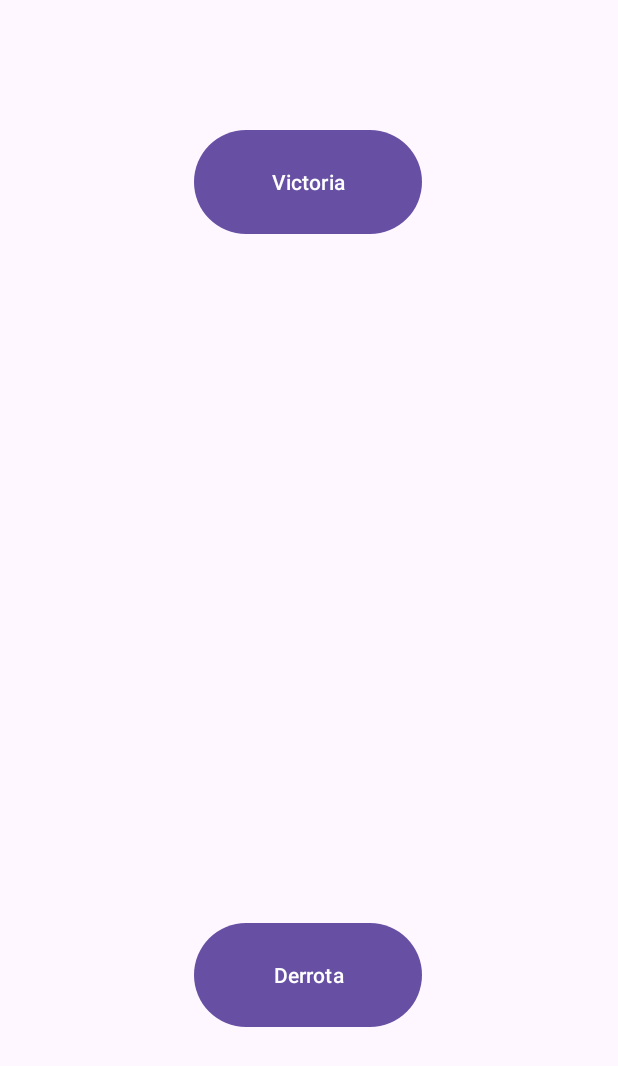
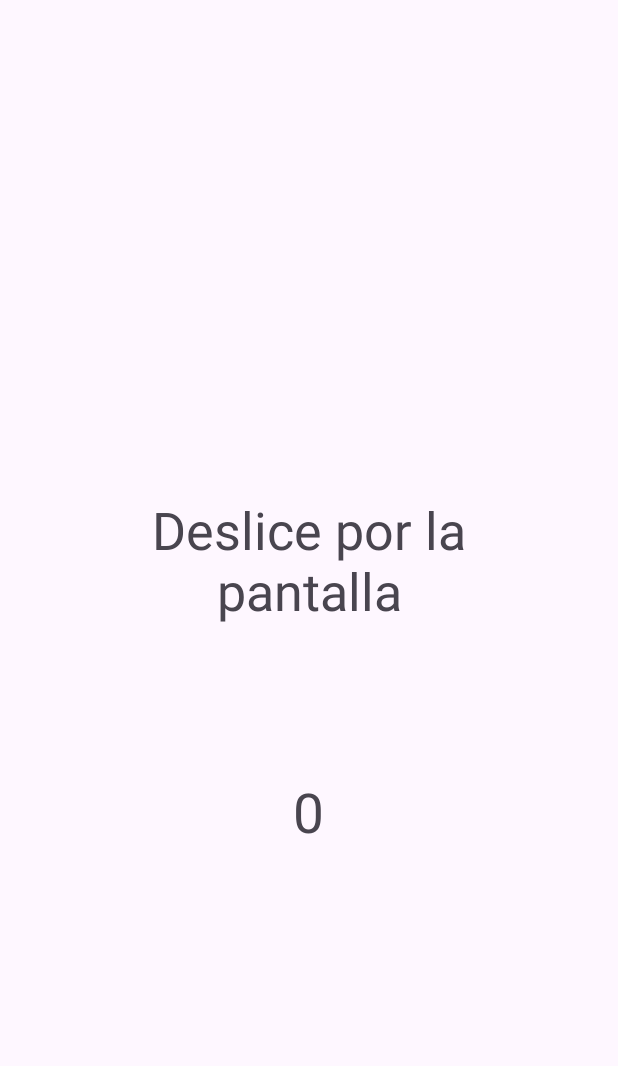
Before and after one commit to Mankelito/Bop-em, an Android app: the GameActivity screen opened directly, with no data from a screen before it, on a phone screen of 412 x 824 dp. Shown: the top 1066 px of the screen. Run offline under Robolectric (Android 15) with nearby library versions, the phone set to English and light mode, and no system bars.

Commit message:
Se realizó el loop de juego, se agrega uso del giroscopio

```diff
--- a/app/src/main/java/cl/mankeke/bopem/GameActivity.kt
+++ b/app/src/main/java/cl/mankeke/bopem/GameActivity.kt
@@ -1,19 +1,42 @@
 package cl.mankeke.bopem
 
+import android.content.Context
+import android.content.pm.ActivityInfo
+import android.hardware.Sensor
+import android.hardware.SensorEvent
+import android.hardware.SensorManager
 import android.media.MediaPlayer
 import androidx.appcompat.app.AppCompatActivity
 import android.os.Bundle
 import android.view.GestureDetector
+import android.hardware.SensorEventListener
+import android.os.Handler
+import android.os.Looper
 import android.view.MotionEvent
 import android.widget.Button
+import android.widget.TextView
+import org.w3c.dom.Text
+import java.util.concurrent.DelayQueue
+import kotlin.random.Random
 
-class GameActivity : AppCompatActivity() {
+
+class GameActivity : AppCompatActivity(), SensorEventListener{
+    private var sensorManager: SensorManager? = null
+    private var accelerometer: Sensor? = null
     private lateinit var gestureDetector: GestureDetector
     private lateinit var mediaPlayerBgm: MediaPlayer
     private lateinit var mediaPlayerVictory: MediaPlayer
     private lateinit var mediaPlayerLose: MediaPlayer
-    private lateinit var victoryButton: Button
-    private lateinit var loseButton: Button
+    private lateinit var instructiontext: TextView
+    private lateinit var feedbacktext: TextView
+    private lateinit var scoretext: TextView
+    private val handler = Handler(Looper.getMainLooper())
+    private var score = 0
+    private val instructionlist = listOf(
+        "Deslice por la pantalla",
+        "Agita el dispositivo",
+        "Presione dos veces"
+    )
 
     override fun onCreate(savedInstanceState: Bundle?) {
         super.onCreate(savedInstanceState)
@@ -24,47 +47,111 @@ class GameActivity : AppCompatActivity() {
         mediaPlayerVictory = MediaPlayer.create(this, R.raw.winsoundeffect)
         mediaPlayerLose = MediaPlayer.create(this, R.raw.wrongsoundeffect)
 
-        victoryButton = findViewById<Button>(R.id.victoryButton)
-        loseButton = findViewById<Button>(R.id.loseButton)
-
-        victoryButton.setOnClickListener(){
-            mediaPlayerVictory.start()
-        }
-
-        loseButton.setOnClickListener(){
-            mediaPlayerLose.start()
-        }
+        instructiontext = findViewById<TextView>(R.id.instructionText)
+        feedbacktext = findViewById<TextView>(R.id.feedbackText)
+        scoretext = findViewById<TextView>(R.id.scoreText)
 
         mediaPlayerBgm.start()
+
+        sensorManager = getSystemService(Context.SENSOR_SERVICE) as SensorManager
+        accelerometer = sensorManager?.getDefaultSensor(Sensor.TYPE_ACCELEROMETER)
+
+        RandomizeInstructions()
+        feedbacktext.text = " "
+        scoretext.text = "0"
+
+        requestedOrientation = ActivityInfo.SCREEN_ORIENTATION_PORTRAIT
     }
-
-
 
     override fun onTouchEvent(event: MotionEvent): Boolean {
         gestureDetector.onTouchEvent(event)
         return super.onTouchEvent(event)
     }
     inner class GestureListener : GestureDetector.SimpleOnGestureListener() {
-        override fun onLongPress(e: MotionEvent) {
-            mediaPlayerLose.start()
+        override fun onDoubleTap(e: MotionEvent): Boolean {
+            if (instructiontext.text == "Presione dos veces") {
+                mediaPlayerVictory.start()
+                feedbacktext.text = "Bien Hecho"
+                score++;
+                scoretext.text = score.toString()
+                InstructionDelay()
+            } else{
+                feedbacktext.text ="Perdiste"
+                mediaPlayerLose.start()
+            }
+            return super.onDoubleTap(e)
+
         }
 
         override fun onFling(
             e1: MotionEvent, e2: MotionEvent,
             velocityX: Float, velocityY: Float
         ): Boolean {
-            mediaPlayerVictory.start()
+            if (instructiontext.text == "Deslice por la pantalla") {
+                mediaPlayerVictory.start()
+                score++;
+                scoretext.text = score.toString()
+                InstructionDelay()
+            } else{
+                feedbacktext.text ="Perdiste"
+                mediaPlayerLose.start()
+            }
             return true
         }
     }
-
+    override fun onResume() {
+        super.onResume()
+        sensorManager?.registerListener(this, accelerometer, SensorManager.SENSOR_DELAY_NORMAL)
+    }
     override fun onPause() {
         super.onPause()
         mediaPlayerBgm.pause()
+        sensorManager?.unregisterListener(this)
     }
 
     override fun onStop() {
         super.onStop()
         mediaPlayerBgm.stop()
     }
+
+
+    override fun onAccuracyChanged(p0: Sensor?, p1: Int) {
+
+    }
+    override fun onSensorChanged(event: SensorEvent) {
+        if (event.sensor.type == Sensor.TYPE_ACCELEROMETER) {
+            val x = event.values[0]
+            val y = event.values[1]
+            val z = event.values[2]
+            val acceleration = Math.sqrt(x * x + y * y + z * z.toDouble()).toFloat()
+
+            // You can adjust the acceleration threshold based on your needs
+            val threshold = 50.0f
+
+            if (acceleration > threshold && instructiontext.text == "Agita el dispositivo") {
+                mediaPlayerVictory.start()
+                score++;
+                scoretext.text = score.toString()
+                InstructionDelay()
+            } else if(acceleration > threshold && instructiontext.text != "Agita el dispositivo"){
+                mediaPlayerLose.start()
+            }
+        }
+    }
+
+    private fun RandomizeInstructions()
+    {
+        val randomnum = Random.nextInt(0, instructionlist.size)
+        val randominstruction = instructionlist[randomnum]
+        instructiontext.text = randominstruction
+    }
+
+    private fun InstructionDelay() {
+        handler.postDelayed({
+            RandomizeInstructions() // Realizar la función después de 3 segundos
+            feedbacktext.text = " "
+        }, 3000) // Retraso de 3 segundos (3000 milisegundos)
+    }
+
+
 }
--- a/app/src/main/res/layout/activity_game.xml
+++ b/app/src/main/res/layout/activity_game.xml
@@ -2,31 +2,48 @@
 <androidx.constraintlayout.widget.ConstraintLayout xmlns:android="http://schemas.android.com/apk/res/android"
     xmlns:app="http://schemas.android.com/apk/res-auto"
     xmlns:tools="http://schemas.android.com/tools"
+    android:id="@+id/mainlayout"
     android:layout_width="match_parent"
     android:layout_height="match_parent"
     tools:context=".GameActivity">
 
-    <Button
-        android:id="@+id/victoryButton"
-        android:layout_width="152dp"
-        android:layout_height="77dp"
-        android:text="@string/button_victory"
+    <TextView
+        android:id="@+id/instructionText"
+        android:layout_width="255dp"
+        android:layout_height="87dp"
+        android:autoSizeTextType="uniform"
+        android:gravity="center"
+        android:text="TextView"
+        app:layout_constraintBottom_toBottomOf="parent"
+        app:layout_constraintEnd_toEndOf="parent"
+        app:layout_constraintStart_toStartOf="parent"
+        app:layout_constraintTop_toTopOf="parent"
+        app:layout_constraintVertical_bias="0.448" />
+
+    <TextView
+        android:id="@+id/feedbackText"
+        android:layout_width="153dp"
+        android:layout_height="68dp"
+        android:autoSizeTextType="uniform"
+        android:gravity="center"
+        android:text="TextView"
+        app:layout_constraintBottom_toTopOf="@+id/instructionText"
+        app:layout_constraintEnd_toEndOf="parent"
+        app:layout_constraintStart_toStartOf="parent"
+        app:layout_constraintTop_toTopOf="parent"
+        app:layout_constraintVertical_bias="0.918" />
+
+    <TextView
+        android:id="@+id/scoreText"
+        android:layout_width="117dp"
+        android:layout_height="50dp"
+        android:autoSizeTextType="uniform"
+        android:gravity="center"
+        android:text="TextView"
         app:layout_constraintBottom_toBottomOf="parent"
         app:layout_constraintEnd_toEndOf="parent"
         app:layout_constraintHorizontal_bias="0.498"
         app:layout_constraintStart_toStartOf="parent"
-        app:layout_constraintTop_toTopOf="parent"
-        app:layout_constraintVertical_bias="0.111" />
-
-    <Button
-        android:id="@+id/loseButton"
-        android:layout_width="152dp"
-        android:layout_height="77dp"
-        android:text="@string/button_lose"
-        app:layout_constraintBottom_toBottomOf="parent"
-        app:layout_constraintEnd_toEndOf="parent"
-        app:layout_constraintHorizontal_bias="0.498"
-        app:layout_constraintStart_toStartOf="parent"
-        app:layout_constraintTop_toTopOf="parent"
-        app:layout_constraintVertical_bias="0.819" />
+        app:layout_constraintTop_toBottomOf="@+id/instructionText"
+        app:layout_constraintVertical_bias="0.276" />
 </androidx.constraintlayout.widget.ConstraintLayout>
```
